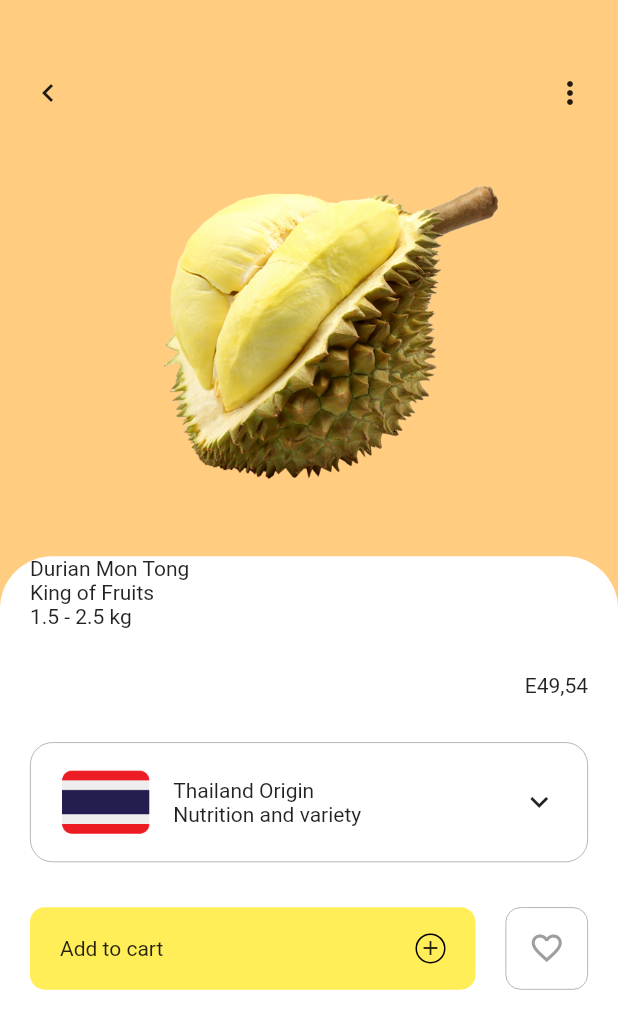
After one commit to timilehinjegede/Flutter-UI-Kit, a Flutter app: the screen it shows after launch, after a tap on an icon or button, on a phone screen of 412 x 824 dp. The commit adds this screen. Shown: the top 1029 px of the screen. Run offline on Flutter 3.47's test engine with Material 2 defaults, Android fonts, the light colour scheme and no system bars.

Commit message:
Fruit Product Screen Done

```diff
--- /dev/null
+++ b/fruit_store/lib/screens/fruit_detail.dart
@@ -0,0 +1,151 @@
+import 'package:flutter/material.dart';
+
+class FruitDetailScreen extends StatelessWidget {
+  @override
+  Widget build(BuildContext context) {
+    return Scaffold(
+      backgroundColor: Colors.orange[200],
+      body: Column(
+        children: <Widget>[
+          // ========== BUILD FRUIT IMAGE HERE ==========
+          Container(
+            padding: EdgeInsets.only(left: 20, right: 20, top: 50),
+            height: MediaQuery.of(context).size.height * 0.45,
+            child: Column(
+              children: <Widget>[
+                Row(
+                  mainAxisAlignment: MainAxisAlignment.spaceBetween,
+                  children: <Widget>[
+                    Icon(Icons.keyboard_arrow_left),
+                    Icon(Icons.more_vert)
+                  ],
+                ),
+                Image(
+                  height: MediaQuery.of(context).size.height * 0.35,
+                  image: AssetImage('images/fruit1.png'),
+                ),
+              ],
+            ),
+          ),
+
+          // ========== BUILD FRUIT DETAILS HERE ==========
+          Container(
+            padding: EdgeInsets.symmetric(horizontal: 20),
+            height: MediaQuery.of(context).size.height * 0.55,
+            decoration: BoxDecoration(
+              borderRadius: BorderRadius.only(
+                topLeft: Radius.circular(35),
+                topRight: Radius.circular(35),
+              ),
+              color: Colors.white,
+            ),
+            child: Column(
+              crossAxisAlignment: CrossAxisAlignment.start,
+              children: <Widget>[
+                Text('Durian Mon Tong'),
+                Text('King of Fruits'),
+                Text('1.5 - 2.5 kg'),
+                SizedBox(height: 30),
+                Row(
+                  children: <Widget>[
+                    Expanded(
+                      child: Container(),
+                    ),
+                    Text('E49,54')
+                  ],
+                ),
+                SizedBox(height: 30),
+                Container(
+                  padding: EdgeInsets.symmetric(horizontal: 20),
+                  height: 80,
+                  width: MediaQuery.of(context).size.width,
+                  decoration: BoxDecoration(
+                    borderRadius: BorderRadius.circular(15),
+                    border: Border.all(
+                      color: Colors.grey,
+                      width: 0.5,
+                    ),
+                  ),
+                  child: Row(
+                    children: <Widget>[
+                      Image(
+                        height: 60,
+                        width: 60,
+                        image: AssetImage(
+                          'images/thailand.png',
+                        ),
+                        fit: BoxFit.cover,
+                      ),
+                      SizedBox(width: 15),
+                      Column(
+                        mainAxisAlignment: MainAxisAlignment.center,
+                        crossAxisAlignment: CrossAxisAlignment.start,
+                        children: <Widget>[
+                          Text('Thailand Origin'),
+                          Text('Nutrition and variety'),
+                        ],
+                      ),
+                      Spacer(),
+                      Icon(Icons.keyboard_arrow_down)
+                    ],
+                  ),
+                ),
+                SizedBox(height: 30),
+                Row(
+                  children: <Widget>[
+                    Expanded(
+                      child: Container(
+                        padding: EdgeInsets.symmetric(horizontal: 20),
+                        height: 55,
+                        decoration: BoxDecoration(
+                            borderRadius: BorderRadius.circular(10),
+                            color: Colors.yellow[400]),
+                        child: Row(
+                          mainAxisAlignment: MainAxisAlignment.spaceBetween,
+                          children: <Widget>[
+                            Text('Add to cart'),
+                            Container(
+                              height: 20,
+                              width: 20,
+                              decoration: BoxDecoration(
+                                  border: Border.all(
+                                    color: Colors.black,
+                                  ),
+                                  borderRadius: BorderRadius.circular(10)),
+                              child: Center(
+                                child: Icon(
+                                  Icons.add,
+                                  size: 16,
+                                ),
+                              ),
+                            )
+                          ],
+                        ),
+                      ),
+                    ),
+                    SizedBox(width: 20),
+                    Container(
+                      width: 55,
+                      height: 55,
+                      decoration: BoxDecoration(
+                        borderRadius: BorderRadius.circular(10),
+                        border: Border.all(
+                          color: Colors.grey,
+                          width: 0.5,
+                        ),
+                      ),
+                      child: Icon(
+                        Icons.favorite_border,
+                        color: Colors.grey,
+                      ),
+                    ),
+                  ],
+                )
+              ],
+            ),
+          ),
+        ],
+      ),
+    );
+  }
+}
--- a/fruit_store/lib/screens/home.dart
+++ b/fruit_store/lib/screens/home.dart
@@ -1,4 +1,5 @@
 import 'package:flutter/material.dart';
+import 'package:fruitstore/screens/fruit_detail.dart';
 
 class HomeScreen extends StatelessWidget {
   @override
@@ -66,7 +67,18 @@ class HomeScreen extends StatelessWidget {
                         child: ListView(
                           scrollDirection: Axis.horizontal,
                           children: <Widget>[
-                            _buildFruitCard(),
+                            GestureDetector(
+                              onTap: () {
+                                Navigator.push(
+                                  context,
+                                  MaterialPageRoute(
+                                    builder: (BuildContext context) =>
+                                        FruitDetailScreen(),
+                                  ),
+                                );
+                              },
+                              child: _buildFruitCard(),
+                            ),
                             SizedBox(width: 20),
                             _buildFruitCard(),
                             SizedBox(width: 20),
@@ -126,7 +138,7 @@ class HomeScreen extends StatelessWidget {
                   Spacer(),
                   Text('E49,54'),
                   SizedBox(
-                    width: 2,
+                    width: 5,
                   ),
                   Icon(Icons.keyboard_arrow_down)
                 ],
```
